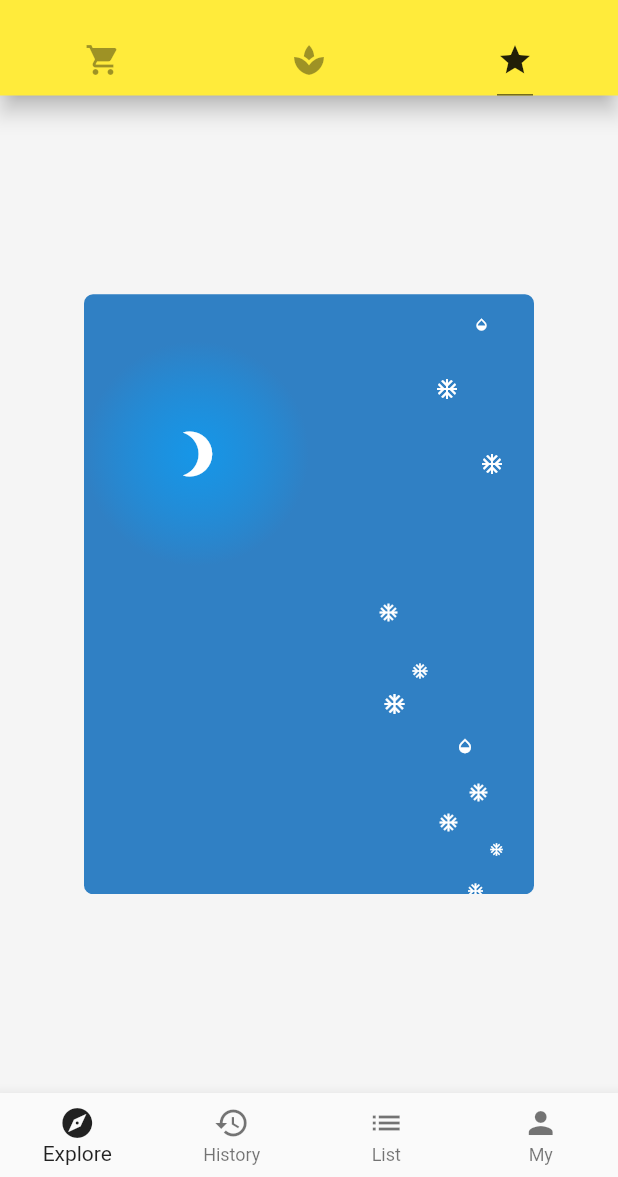
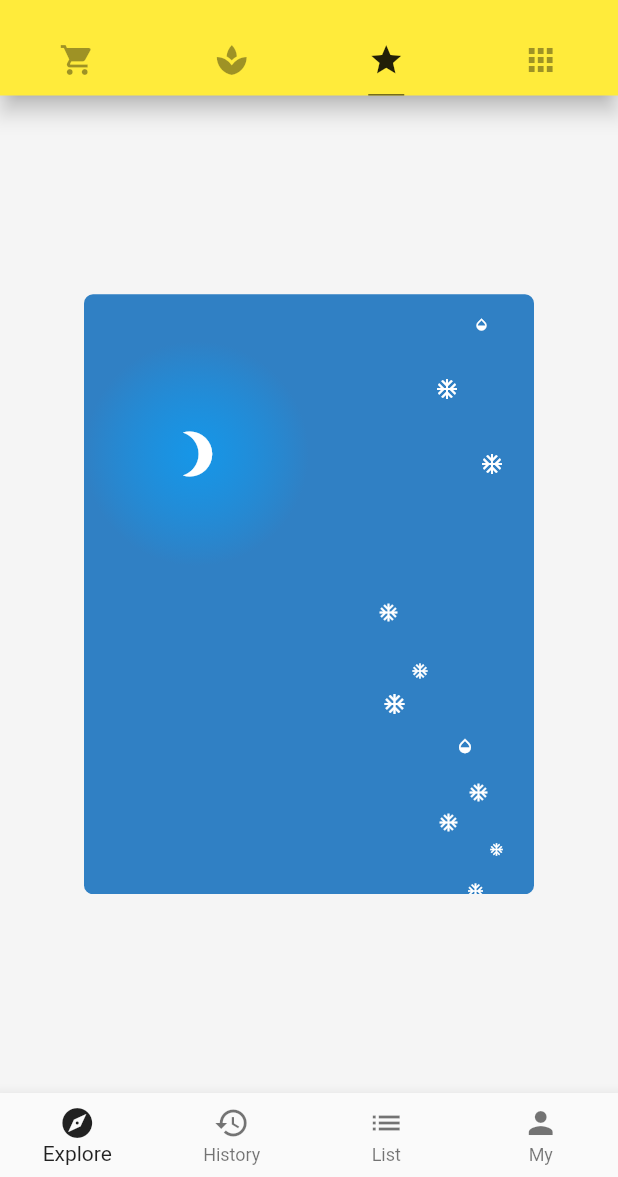
Before and after one commit to persilee/flutter_pro, a Flutter app: the screen it shows after launch, tab 3 chosen, on a phone screen of 412 x 824 dp, the part 59-1236 px from its top. Run offline on Flutter 3.47's test engine with Material 2 defaults, Android fonts, the phone set to English and light mode, and no system bars; network calls fail.

```diff
--- a/lib/main.dart
+++ b/lib/main.dart
@@ -5,6 +5,7 @@ import './demo/drawer_demo.dart';
 import './demo/bottomNavigationBar_demo.dart';
 import './demo/basic_demo.dart';
 import './demo/layout_demo.dart';
+import './demo/view_demo.dart';
 
 void main() {
   debugPaintSizeEnabled=true;
@@ -35,7 +36,7 @@ class Home extends StatelessWidget {
   Widget build(BuildContext context) {
     // TODO: implement build
     return DefaultTabController(
-      length: 3,
+      length: 4,
       child: Scaffold(
         backgroundColor: Colors.grey[100],
         appBar: AppBar(
@@ -57,6 +58,7 @@ class Home extends StatelessWidget {
               Tab(icon: Icon(Icons.shopping_cart)),
               Tab(icon: Icon(Icons.spa)),
               Tab(icon: Icon(Icons.star)),
+              Tab(icon: Icon(Icons.apps)),
             ],
           ),
         ),
@@ -67,6 +69,7 @@ class Home extends StatelessWidget {
             BasicDemo(),
             // Icon(Icons.star, size: 126.0, color: Colors.black12,),
             LayoutDemo(),
+            ViewDemo(),
           ],
         ),
         drawer: DrawerDemo(),
```
Also changed, not shown: lib/demo/view_demo.dart (added, +26 -0 lines).
